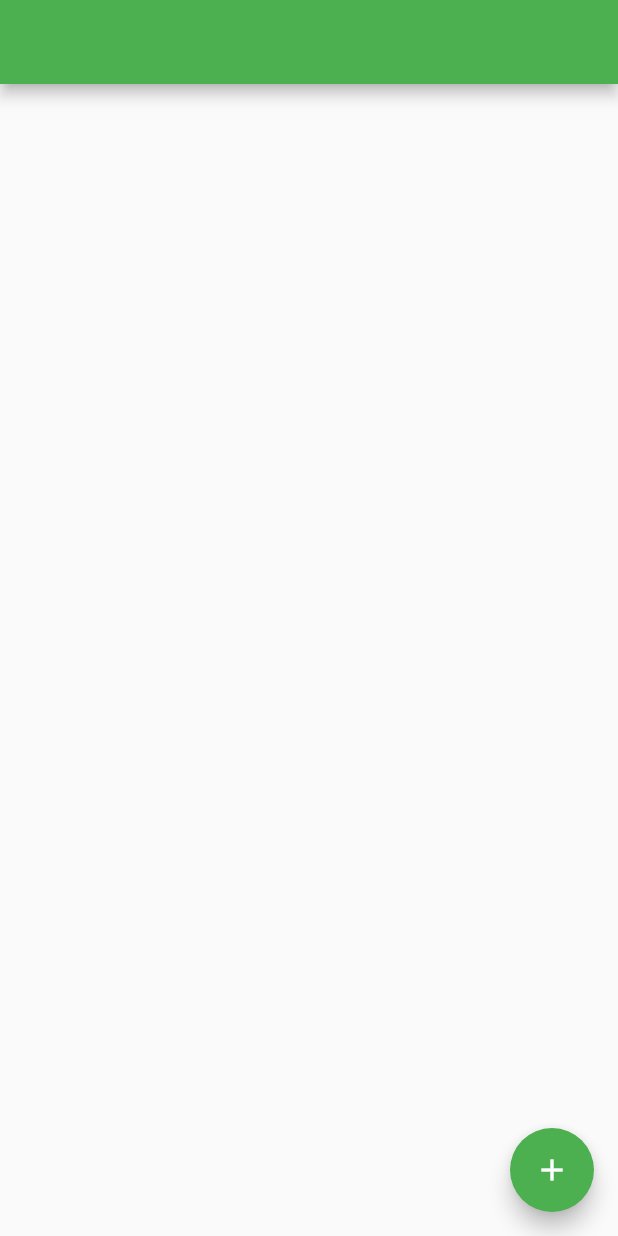
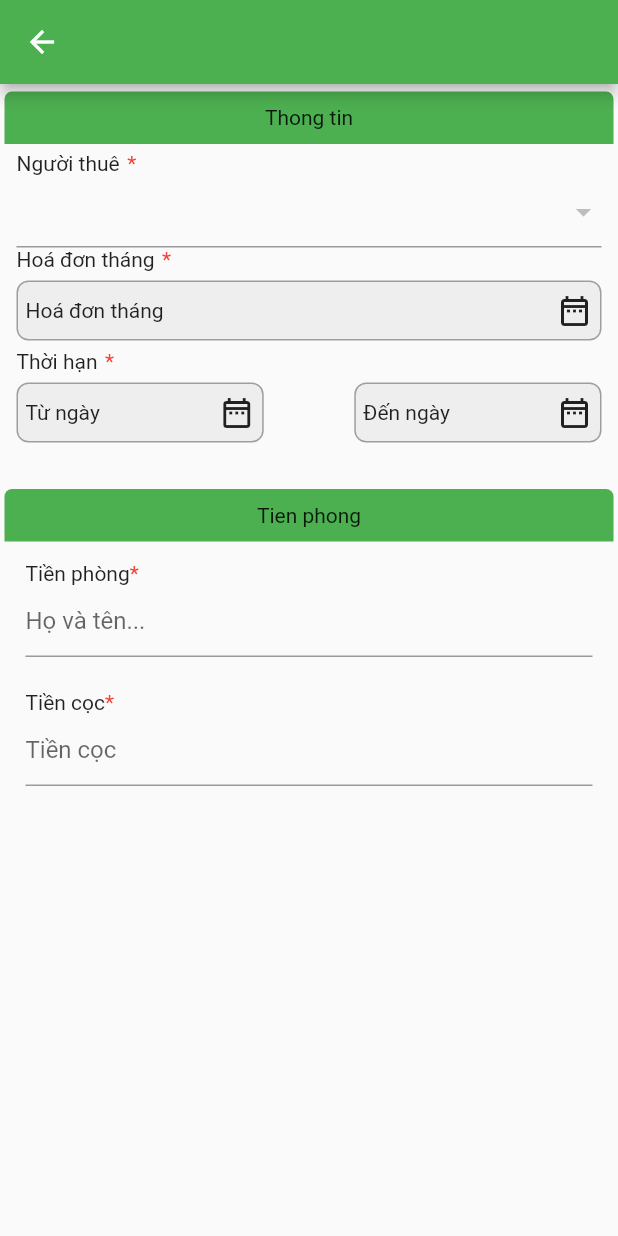
Before and after one commit to yinweii/4owner, a Flutter app: the InvoiceScreen screen opened directly, after a tap on the "add" icon, on a phone screen of 412 x 824 dp. Run offline on Flutter 3.47's test engine with Material 2 defaults, Android fonts, the phone set to English and light mode, and no system bars; our stand-ins replace cloud_firestore, dotted_border, firebase_auth, firebase_core, image_picker, logger; missing offline and left inert: min_id; accounts and stored records are empty.

Commit message:
invoice screen

```diff
--- /dev/null
+++ b/lib/screens/invoice/components/add_invoice_screen.dart
@@ -0,0 +1,238 @@
+import 'package:flutter/cupertino.dart';
+import 'package:flutter/material.dart';
+import 'package:intl/intl.dart';
+import 'package:owner_app/components/custom_textfield.dart';
+import 'package:owner_app/model/customer_model.dart';
+import 'package:owner_app/provider/customer_provider.dart';
+import 'package:owner_app/utils/utils.dart';
+import 'package:provider/src/provider.dart';
+
+class AddInvoice extends StatefulWidget {
+  const AddInvoice({Key? key}) : super(key: key);
+
+  @override
+  _AddInvoiceState createState() => _AddInvoiceState();
+}
+
+class _AddInvoiceState extends State<AddInvoice> {
+  CustomerModel? customer;
+  final _formKey = GlobalKey<FormState>();
+  String? selectedValue = null;
+  DateTime? selectedFirstDate;
+  DateTime? selectedSecondDate;
+  DateTime? selectedDateStart;
+
+  // get date
+  void _selectDate(bool isFirstDate) async {
+    final DateTime? picked = await showDatePicker(
+      context: context,
+      initialDate: DateTime.now(),
+      firstDate: DateTime(2000),
+      lastDate: DateTime(2025),
+    );
+    if (picked != null &&
+        (picked != selectedFirstDate || picked != selectedSecondDate))
+      setState(() {
+        isFirstDate ? selectedFirstDate = picked : selectedSecondDate = picked;
+      });
+  }
+
+  // get date
+  void _selectDateStart() async {
+    final DateTime? picked = await showDatePicker(
+      context: context,
+      initialDate: DateTime.now(),
+      firstDate: DateTime(DateTime.now().year - 10),
+      lastDate: DateTime(DateTime.now().year + 10),
+    );
+    if (picked != null &&
+        (picked != selectedFirstDate || picked != selectedSecondDate))
+      setState(() {
+        selectedDateStart = picked;
+      });
+  }
+
+  void _submitContract() async {}
+  @override
+  Widget build(BuildContext context) {
+    return Scaffold(
+      appBar: AppBar(),
+      body: SingleChildScrollView(
+        child: Padding(
+          padding: const EdgeInsets.symmetric(vertical: 5, horizontal: 3),
+          child: Form(
+            key: _formKey,
+            child: Column(
+              crossAxisAlignment: CrossAxisAlignment.start,
+              children: [
+                Container(
+                  width: Utils.sizeWidth(context),
+                  height: 35,
+                  decoration: BoxDecoration(
+                    color: Colors.green,
+                    borderRadius: BorderRadius.only(
+                      topLeft: Radius.circular(5),
+                      topRight: Radius.circular(5),
+                    ),
+                  ),
+                  child: Center(child: Text('Thong tin')),
+                ),
+                Padding(
+                  padding:
+                      const EdgeInsets.symmetric(vertical: 5, horizontal: 8),
+                  child: Column(
+                    children: [
+                      _buildLable('Người thuê'),
+                      DropdownButtonFormField(
+                        validator: (value) =>
+                            value == null ? "Chọn người thuê " : null,
+                        //dropdownColor: Colors.blueAccent,
+                        value: selectedValue,
+                        onChanged: (String? newValue) {
+                          setState(() {
+                            selectedValue = newValue!;
+                            customer = context
+                                .read<Customer>()
+                                .getCustomerByID(selectedValue!);
+                          });
+                        },
+                        items: context
+                            .read<Customer>()
+                            .listCustomer
+                            .map((CustomerModel customer) {
+                          return DropdownMenuItem<String>(
+                            value: customer.id,
+                            child: new Text(customer.name ?? ''),
+                          );
+                        }).toList(),
+                      ),
+                      _buildLable('Hoá đơn tháng'),
+                      SizedBox(height: 6),
+                      Container(
+                        height: 40,
+                        //width: Utils.sizeWidth(context) * 0.4,
+                        decoration: BoxDecoration(
+                          color: Colors.grey[200],
+                          borderRadius: BorderRadius.circular(8),
+                          border: Border.all(color: Colors.grey),
+                        ),
+                        child: Padding(
+                          padding: const EdgeInsets.symmetric(horizontal: 5),
+                          child: Row(
+                            mainAxisAlignment: MainAxisAlignment.spaceBetween,
+                            children: [
+                              Text(
+                                "${selectedDateStart != null ? DateFormat('dd-MM-yyyy').format(selectedDateStart!) : 'Hoá đơn tháng'} ",
+                              ),
+                              GestureDetector(
+                                onTap: _selectDateStart,
+                                child: Icon(Icons.date_range_outlined),
+                              ),
+                            ],
+                          ),
+                        ),
+                      ),
+                      SizedBox(height: 6),
+                      _buildLable('Thời hạn'),
+                      SizedBox(height: 6),
+                      Row(
+                        mainAxisAlignment: MainAxisAlignment.spaceBetween,
+                        children: [
+                          _buildSelectDate(true),
+                          _buildSelectDate(false),
+                        ],
+                      ),
+                      SizedBox(height: 6),
+                    ],
+                  ),
+                ),
+                SizedBox(height: 20),
+                Container(
+                  width: Utils.sizeWidth(context),
+                  height: 35,
+                  decoration: BoxDecoration(
+                    color: Colors.green,
+                    borderRadius: BorderRadius.only(
+                      topLeft: Radius.circular(5),
+                      topRight: Radius.circular(5),
+                    ),
+                  ),
+                  child: Center(
+                    child: Text('Tien phong'),
+                  ),
+                ),
+                Padding(
+                  padding:
+                      const EdgeInsets.symmetric(vertical: 5, horizontal: 8),
+                  child: Column(
+                    children: [
+                      TextFieldCustom(
+                        controller: null,
+                        lable: 'Tiền phòng',
+                        hintext: 'Họ và tên...',
+                        requied: true,
+                        type: TextInputType.number,
+                      ),
+                      SizedBox(height: 6),
+                      TextFieldCustom(
+                        controller: null,
+                        lable: 'Tiền cọc',
+                        hintext: 'Tiền cọc',
+                        requied: true,
+                        type: TextInputType.number,
+                      ),
+                    ],
+                  ),
+                )
+              ],
+            ),
+          ),
+        ),
+      ),
+    );
+  }
+
+  Widget _buildLable(String title) {
+    return Row(
+      children: [
+        Text(title),
+        SizedBox(width: 5),
+        Text(
+          '*',
+          style: TextStyle(color: Colors.red),
+        ),
+      ],
+    );
+  }
+
+  Widget _buildSelectDate(bool isFirst) {
+    return Container(
+      height: 40,
+      width: Utils.sizeWidth(context) * 0.4,
+      decoration: BoxDecoration(
+        color: Colors.grey[200],
+        borderRadius: BorderRadius.circular(8),
+        border: Border.all(color: Colors.grey),
+      ),
+      child: Padding(
+        padding: const EdgeInsets.symmetric(horizontal: 5),
+        child: Row(
+          mainAxisAlignment: MainAxisAlignment.spaceBetween,
+          children: [
+            isFirst
+                ? Text(
+                    "${selectedFirstDate != null ? DateFormat('dd-MM-yyyy').format(selectedFirstDate!) : 'Từ ngày'} ",
+                  )
+                : Text(
+                    "${selectedSecondDate != null ? DateFormat('dd-MM-yyyy').format(selectedSecondDate!) : 'Đến ngày'} ",
+                  ),
+            GestureDetector(
+              onTap: () => isFirst ? _selectDate(true) : _selectDate(false),
+              child: Icon(Icons.date_range_outlined),
+            ),
+          ],
+        ),
+      ),
+    );
+  }
+}
--- a/lib/screens/invoice/invoice_screen.dart
+++ b/lib/screens/invoice/invoice_screen.dart
@@ -1,4 +1,6 @@
 import 'package:flutter/material.dart';
+import 'package:owner_app/screens/invoice/components/add_invoice_screen.dart';
+import 'package:owner_app/utils/utils.dart';
 
 class InvoiceScreen extends StatefulWidget {
   const InvoiceScreen({Key? key}) : super(key: key);
@@ -7,14 +9,54 @@ class InvoiceScreen extends StatefulWidget {
   _InvoiceScreenState createState() => _InvoiceScreenState();
 }
 
-class _InvoiceScreenState extends State<InvoiceScreen> {
+class _InvoiceScreenState extends State<InvoiceScreen>
+    with SingleTickerProviderStateMixin {
+  TabController? controller;
+  @override
+  void initState() {
+    super.initState();
+    controller = TabController(length: 3, vsync: this);
+  }
+
+  @override
+  void dispose() {
+    controller!.dispose();
+    super.dispose();
+  }
+
   @override
   Widget build(BuildContext context) {
     return Scaffold(
-      appBar: AppBar(),
-      body: Container(),
+      appBar: AppBar(
+        title: const Text('Hợp đồng'),
+        centerTitle: true,
+        bottom: TabBar(
+          indicatorColor: Colors.white,
+          automaticIndicatorColorAdjustment: true,
+          controller: controller,
+          tabs: <Tab>[
+            Tab(
+              text: 'Chưa thanh toán',
+            ),
+            Tab(
+              text: 'Quá hạn',
+            ),
+            Tab(
+              text: 'Đã thanh toán',
+            ),
+          ],
+        ),
+      ),
+      body: TabBarView(
+        controller: controller,
+        children: <Widget>[
+          Container(),
+          Container(),
+          Container(),
+        ],
+      ),
       floatingActionButton: FloatingActionButton(
-        onPressed: () {},
+        onPressed: () => Utils.navigatePage(context, AddInvoice()),
         child: Icon(Icons.add),
       ),
     );
```
